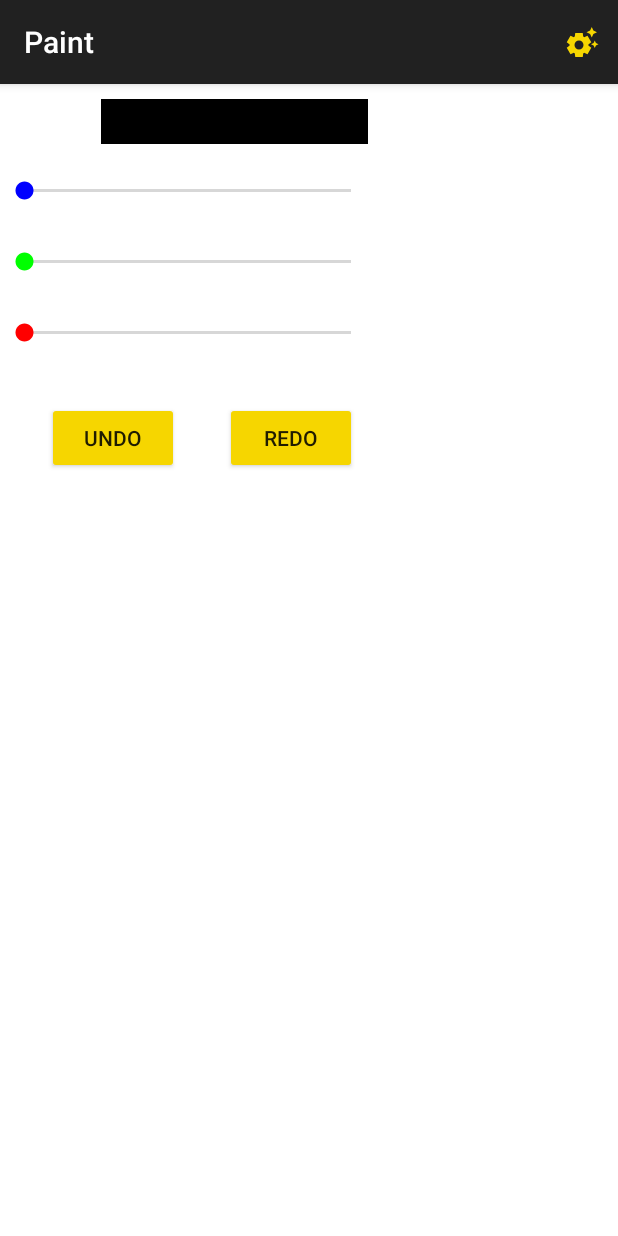
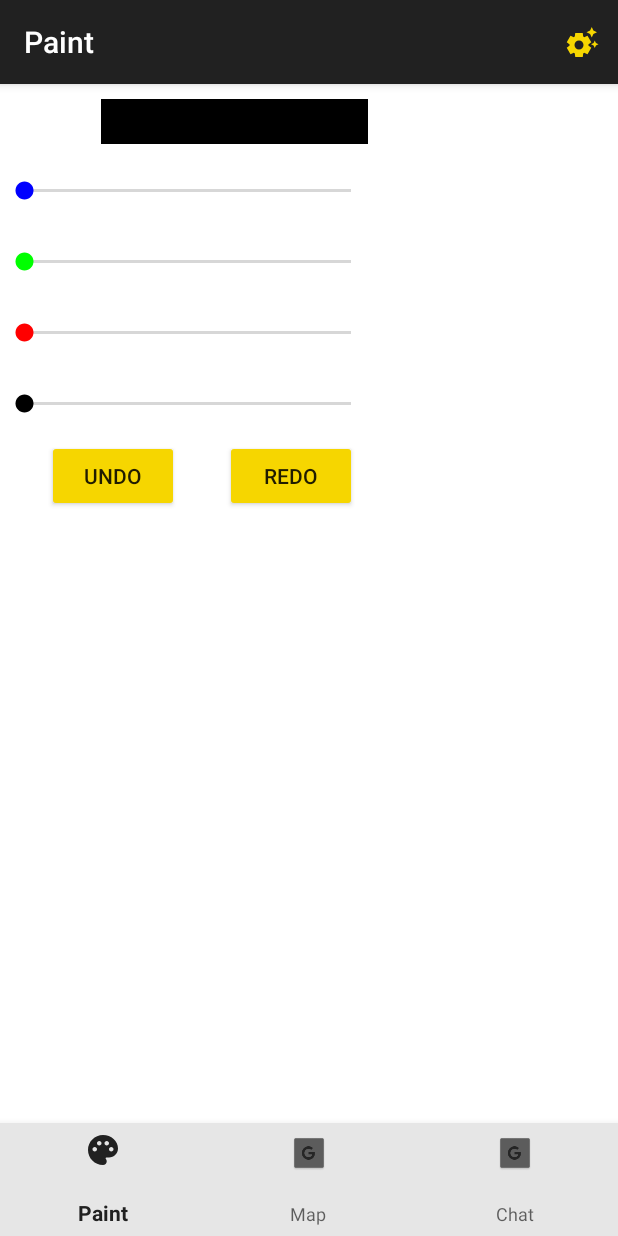
Before and after one commit to jplxpes/paint, an Android app: the fragment Palette placed in its activity, on a phone screen of 412 x 824 dp. Run offline under Robolectric (Android 15) with nearby library versions, the phone set to English and light mode, and no system bars.

Commit message:
added map

```diff
--- a/app/src/main/java/com/example/paint/EventListeners.kt
+++ b/app/src/main/java/com/example/paint/EventListeners.kt
@@ -4,23 +4,21 @@ import android.hardware.Sensor
 import android.hardware.SensorEvent
 import android.hardware.SensorEventListener
 import android.hardware.SensorManager
-import android.widget.Toast
 import com.example.paint.databinding.ActivitySettingsBinding
 import com.example.paint.mainActivity.MainActivityViewModel
-import com.example.paint.settingsActivity.SettingsActivity
 import java.lang.Math.abs
-import java.util.ArrayList
+import java.util.*
 
-class LightEventListener(val viewModel: MainActivityViewModel) :
+class LightEventListener(private val viewModel: MainActivityViewModel) :
     SensorEventListener {
 
-    private var threshhold = 255 / 2
+    private var threshold = 255 / 2
     private var prevBright: Int = 0
 
     override fun onSensorChanged(sensorEvent: SensorEvent) {
         val brightness = sensorEvent.values[0]
         val currDiff = abs(brightness.toInt() - prevBright)
-        if (currDiff > threshhold) {
+        if (currDiff > threshold) {
             viewModel.switchMode(false)
         } else {
             viewModel.switchMode(true)
@@ -31,7 +29,8 @@ class LightEventListener(val viewModel: MainActivityViewModel) :
     override fun onAccuracyChanged(sensor: Sensor, i: Int) {}
 }
 
-class AccelerometerEventListener(val viewModel: MainActivityViewModel) : SensorEventListener {
+class AccelerometerEventListener(private val viewModel: MainActivityViewModel) :
+    SensorEventListener {
 
     private var threshhold = 12
 
@@ -51,8 +50,8 @@ class AccelerometerEventListener(val viewModel: MainActivityViewModel) : SensorE
         acceleration = acceleration * 0.9f + delta
 
         if (acceleration > threshhold) {
-            viewModel.removedHistory.postValue(ArrayList())
-            viewModel.drawingHistory.postValue(ArrayList())
+            viewModel.removedHistory.postValue(LinkedList())
+            viewModel.drawingHistory.postValue(LinkedList())
         }
     }
 
@@ -60,7 +59,7 @@ class AccelerometerEventListener(val viewModel: MainActivityViewModel) : SensorE
 }
 
 
-class AlignEventListener(val binding: ActivitySettingsBinding) : SensorEventListener {
+class AlignEventListener(private val binding: ActivitySettingsBinding) : SensorEventListener {
 
     override fun onSensorChanged(event: SensorEvent) {
 
@@ -74,18 +73,18 @@ class AlignEventListener(val binding: ActivitySettingsBinding) : SensorEventList
         val z = event.values[2]
 
         if (x in -0.9f..0.9f) {
-
-            binding.loggerMessage.text = "X Aligned"
+            binding.loggerMessage.text = "X Aligned "
             return
         }
         if (y in -0.9f..0.9f) {
-            binding.loggerMessage.text = "Y Aligned"
+            binding.loggerMessage.text = "Y Aligned "
             return
         }
         if (z in -0.9f..0.9f) {
-            binding.loggerMessage.text = "Z Aligned"
+            binding.loggerMessage.text = "Z Aligned "
             return
         }
+        binding.loggerMessage.text = ""
     }
 
     override fun onAccuracyChanged(sensor: Sensor, accuracy: Int) {}
--- a/app/src/main/java/com/example/paint/fragments/DrawingBoard.kt
+++ b/app/src/main/java/com/example/paint/fragments/DrawingBoard.kt
@@ -1,6 +1,5 @@
 package com.example.paint.fragments
 
-import android.graphics.Canvas
 import android.os.Bundle
 import android.view.LayoutInflater
 import android.view.View
--- a/app/src/main/java/com/example/paint/fragments/Palette.kt
+++ b/app/src/main/java/com/example/paint/fragments/Palette.kt
@@ -13,10 +13,8 @@ import androidx.core.graphics.green
 import androidx.core.graphics.red
 import androidx.fragment.app.Fragment
 import androidx.fragment.app.activityViewModels
-import androidx.lifecycle.get
 import com.example.paint.ColorDTO
 import com.example.paint.R
-import com.example.paint.logger
 import com.example.paint.mainActivity.MainActivityViewModel
 
 class Palette : Fragment(R.layout.fragment_drawing_board) {
@@ -29,12 +27,13 @@ class Palette : Fragment(R.layout.fragment_drawing_board) {
         startSeeKBar(view.findViewById(R.id.b), "blue")
         startSeeKBar(view.findViewById(R.id.g), "green")
         startSeeKBar(view.findViewById(R.id.r), "red")
+        startSeeKBar(view.findViewById(R.id.size), "size")
 
         val undo = view.findViewById<Button>(R.id.undo)
         undo?.setOnClickListener {
             if (viewModel.drawingHistory.value!!.size > 0) {
                 val removed = viewModel.drawingHistory.value!!.removeLast()
-                viewModel.removedHistory.value!!.add(removed)
+                viewModel.removedHistory.value!!.addFirst(removed)
                 viewModel.removedHistory.postValue(viewModel.removedHistory.value)
                 viewModel.drawingHistory.postValue(viewModel.drawingHistory.value)
             }
@@ -68,13 +67,13 @@ class Palette : Fragment(R.layout.fragment_drawing_board) {
         return inflater.inflate(R.layout.fragment_palette, container, false)
     }
 
-    private fun startSeeKBar(seekBar: SeekBar, colorId: String) {
+    private fun startSeeKBar(seekBar: SeekBar, param: String) {
         seekBar.setOnSeekBarChangeListener(object : SeekBar.OnSeekBarChangeListener {
 
             override fun onProgressChanged(
                 seek: SeekBar, progress: Int, fromUser: Boolean
             ) {
-                when (colorId) {
+                when (param) {
                     "red" -> {
                         val c = ColorDTO(
                             blue = viewModel.brushColor.value!! and 0xFF,
@@ -121,6 +120,10 @@ class Palette : Fragment(R.layout.fragment_drawing_board) {
                         )
                         return
                     }
+                    "size" -> {
+                        viewModel.brushSize.postValue(progress.toFloat())
+                        return
+                    }
                 }
             }
 
--- a/app/src/main/java/com/example/paint/mainActivity/MainActivityViewModel.kt
+++ b/app/src/main/java/com/example/paint/mainActivity/MainActivityViewModel.kt
@@ -8,12 +8,13 @@ import androidx.lifecycle.MutableLiveData
 import com.example.paint.PathWrapper
 import com.example.paint.blackColor
 import com.example.paint.defaultColor
+import java.util.LinkedList
 
 
 class MainActivityViewModel(application: Application) : AndroidViewModel(application) {
     fun concludePath() {
         drawingHistory.value!!.add(current)
-        current = PathWrapper(Path(), brushColor.value!!)
+        current = PathWrapper(Path(), brushColor.value!!, brushSize.value!!)
     }
 
     fun switchMode(turnOnLightMode: Boolean) {
@@ -46,10 +47,12 @@ class MainActivityViewModel(application: Application) : AndroidViewModel(applica
 
     var brushColor: MutableLiveData<Int> = MutableLiveData(blackColor)
 
-    var drawingHistory: MutableLiveData<ArrayList<PathWrapper>> = MutableLiveData(ArrayList())
+    var brushSize: MutableLiveData<Float> = MutableLiveData(10F)
 
-    var removedHistory: MutableLiveData<ArrayList<PathWrapper>> = MutableLiveData(ArrayList())
+    var drawingHistory: MutableLiveData<LinkedList<PathWrapper>> = MutableLiveData(LinkedList())
 
-    var current: PathWrapper = PathWrapper(Path(), brushColor.value!!)
+    var removedHistory: MutableLiveData<LinkedList<PathWrapper>> = MutableLiveData(LinkedList())
+
+    var current: PathWrapper = PathWrapper(Path(), brushColor.value!!, brushSize.value!!)
 
 }
--- a/app/src/main/java/com/example/paint/utils.kt
+++ b/app/src/main/java/com/example/paint/utils.kt
@@ -23,4 +23,4 @@ data class ColorDTO(
 ) : Parcelable
 
 
-data class PathWrapper(val path: Path, var color: Int)
+data class PathWrapper(val path: Path, var color: Int, var size: Float)
--- a/app/src/main/res/layout/activity_main.xml
+++ b/app/src/main/res/layout/activity_main.xml
@@ -19,5 +19,15 @@
         app:layout_constraintStart_toStartOf="parent"
         app:layout_constraintTop_toTopOf="parent" />
 
+    <com.google.android.material.bottomnavigation.BottomNavigationView
+        android:id="@+id/bottomNavigationView"
+        android:layout_width="match_parent"
+        android:layout_height="75dp"
+        android:background="@color/gray"
+        app:layout_constraintBottom_toBottomOf="parent"
+        app:layout_constraintEnd_toEndOf="parent"
+        app:layout_constraintHorizontal_bias="0.5"
+        app:layout_constraintStart_toStartOf="parent"
+        app:menu="@menu/bottom_nav_menu"/>
 
 </androidx.constraintlayout.widget.ConstraintLayout>
--- a/app/src/main/res/layout/fragment_palette.xml
+++ b/app/src/main/res/layout/fragment_palette.xml
@@ -2,6 +2,7 @@
 <androidx.constraintlayout.widget.ConstraintLayout xmlns:android="http://schemas.android.com/apk/res/android"
     xmlns:app="http://schemas.android.com/apk/res-auto"
     xmlns:tools="http://schemas.android.com/tools"
+    android:id="@+id/menu"
     android:layout_width="wrap_content"
     android:layout_height="wrap_content">
 
@@ -26,7 +27,8 @@
         app:layout_constraintBottom_toBottomOf="parent"
         app:layout_constraintEnd_toStartOf="@+id/redo"
         app:layout_constraintStart_toStartOf="parent"
-        app:layout_constraintTop_toBottomOf="@+id/linearLayout" />
+        app:layout_constraintTop_toBottomOf="@+id/linearLayout"
+        app:layout_constraintVertical_bias="1.0" />
 
     <LinearLayout
         android:id="@+id/colorView"
@@ -48,7 +50,7 @@
     <LinearLayout
         android:id="@+id/linearLayout"
         android:layout_width="269dp"
-        android:layout_height="164dp"
+        android:layout_height="wrap_content"
         android:orientation="vertical"
         app:layout_constraintBottom_toBottomOf="parent"
         app:layout_constraintEnd_toEndOf="parent"
@@ -80,6 +82,13 @@
             android:max="255"
             android:thumbTint="@color/red" />
 
+        <SeekBar
+            android:id="@+id/size"
+            android:layout_width="250dp"
+            android:layout_height="47dp"
+            android:max="50"
+            android:thumbTint="@color/black" />
+
 
     </LinearLayout>
 
--- /dev/null
+++ b/app/src/main/res/menu/bottom_nav_menu.xml
@@ -0,0 +1,17 @@
+<?xml version="1.0" encoding="utf-8"?>
+<menu xmlns:android="http://schemas.android.com/apk/res/android">
+    <item
+        android:id="@+id/paintButton"
+        android:icon="@drawable/ic_baseline_palette_24"
+        android:title="Paint" />
+    <item
+        android:id="@+id/mapButton"
+        android:iconTint="@color/white"
+        android:icon="@drawable/common_google_signin_btn_icon_dark"
+        android:title="Map" />
+    <item
+        android:id="@+id/chatButton"
+        android:iconTint="@color/white"
+        android:icon="@drawable/common_google_signin_btn_icon_dark"
+        android:title="Chat" />
+</menu>
--- a/app/src/main/res/values/strings.xml
+++ b/app/src/main/res/values/strings.xml
@@ -8,4 +8,9 @@
     <string name="clearMsg">Clear</string>
     <string name="undo">Undo</string>
     <string name="redo">Redo</string>
+    <string name="permission_required_toast">Permission required</string>
+    <string name="location_permission_denied">Permission Denied</string>
+    <string name="paint">Paint</string>
+    <string name="mapper">Mapper</string>
+    <string name="chat">Chat</string>
 </resources>
--- a/build.gradle
+++ b/build.gradle
@@ -3,4 +3,5 @@ plugins {
     id 'com.android.application' version '7.3.0' apply false
     id 'com.android.library' version '7.3.0' apply false
     id 'org.jetbrains.kotlin.android' version '1.7.10' apply false
+    id 'com.google.android.libraries.mapsplatform.secrets-gradle-plugin' version '2.0.1' apply false
 }
```
Also changed, not shown: app/build.gradle (+9 -0 lines), app/src/main/AndroidManifest.xml (+16 -4 lines), app/src/main/java/com/example/paint/DrawCanvas.kt (+5 -3 lines), app/src/main/java/com/example/paint/PermissionUtils.kt (added, +208 -0 lines), app/src/main/java/com/example/paint/fragments/MapFragment.kt (added, +155 -0 lines), app/src/main/java/com/example/paint/mainActivity/MainActivity.kt (+39 -1 lines), app/src/main/res/layout-land/activity_settings.xml (+3 -17 lines), app/src/main/res/layout/activity_settings.xml (+4 -19 lines), app/src/main/res/layout/fragment_map.xml (added, +13 -0 lines).
